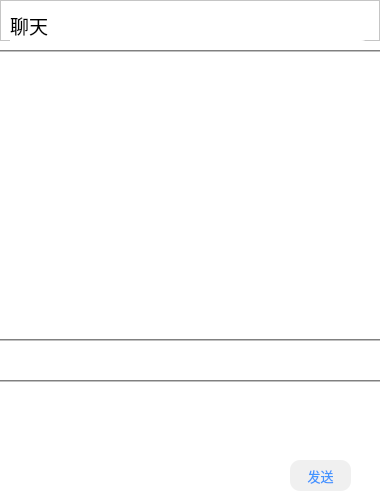
Before: the Qt Designer form client/litechat_dialog.ui in joshmiao/LiteChat, drawn with Qt 5.
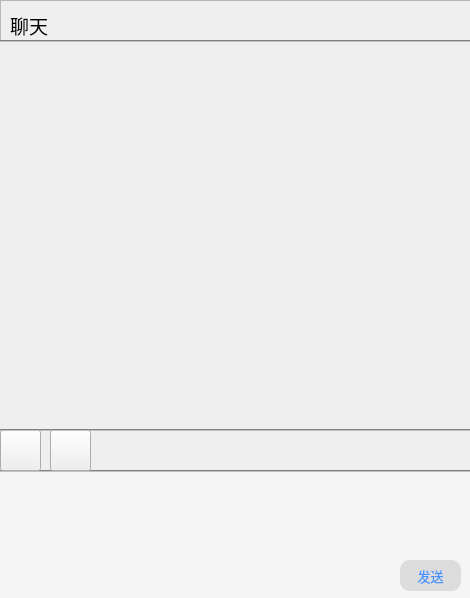
After: the same form once the commit is applied. Icons and pictures are not drawn.

```diff
--- a/client/litechat_dialog.ui
+++ b/client/litechat_dialog.ui
@@ -6,8 +6,8 @@
    <rect>
     <x>0</x>
     <y>0</y>
-    <width>380</width>
-    <height>500</height>
+    <width>470</width>
+    <height>598</height>
    </rect>
   </property>
   <property name="sizePolicy">
@@ -26,15 +26,17 @@
    <string>Dialog</string>
   </property>
   <property name="styleSheet">
-   <string notr="true">background-color: rgb(255, 255, 255);</string>
+   <string notr="true">QWidget#LiteChat_Dialog{
+	border-image: url(:/img/dialogbg.jpeg);
+}</string>
   </property>
   <widget class="QListWidget" name="listWidget">
    <property name="geometry">
     <rect>
      <x>0</x>
-     <y>50</y>
-     <width>380</width>
-     <height>291</height>
+     <y>40</y>
+     <width>471</width>
+     <height>391</height>
     </rect>
    </property>
    <property name="minimumSize">
@@ -44,7 +46,8 @@
     </size>
    </property>
    <property name="styleSheet">
-    <string notr="true">border-radius:0;
+    <string notr="true">boder-radius:0px;
+background-color: rgba(255, 255, 255, 0);
 border-bottom:2px groove gray;
 border-top:2px groove gray;</string>
    </property>
@@ -56,9 +59,9 @@
    <property name="geometry">
     <rect>
      <x>0</x>
-     <y>380</y>
-     <width>380</width>
-     <height>111</height>
+     <y>470</y>
+     <width>471</width>
+     <height>131</height>
     </rect>
    </property>
    <property name="sizePolicy">
@@ -75,14 +78,15 @@
    </property>
    <property name="styleSheet">
     <string notr="true">border-radius:0;
+background-color: rgba(255, 255, 255, 100);
 border-top:2px groove gray;</string>
    </property>
   </widget>
   <widget class="QPushButton" name="pushButton">
    <property name="geometry">
     <rect>
-     <x>290</x>
-     <y>460</y>
+     <x>400</x>
+     <y>560</y>
      <width>61</width>
      <height>31</height>
     </rect>
@@ -93,7 +97,7 @@
     </font>
    </property>
    <property name="styleSheet">
-    <string notr="true">background-color: rgb(240, 240, 240);
+    <string notr="true">background-color: rgb(220, 220, 220);
 color: rgb(67, 148, 255);
 border-radius:10px;</string>
    </property>
@@ -106,7 +110,7 @@
     <rect>
      <x>0</x>
      <y>0</y>
-     <width>380</width>
+     <width>471</width>
      <height>41</height>
     </rect>
    </property>
@@ -118,7 +122,7 @@
    </property>
    <property name="styleSheet">
     <string notr="true">color: rgb(255, 255, 255);
-background-color: rgb(255, 255, 255);</string>
+</string>
    </property>
    <property name="frameShape">
     <enum>QFrame::StyledPanel</enum>
@@ -143,7 +147,7 @@
      </font>
     </property>
     <property name="styleSheet">
-     <string notr="true">background-color: rgb(255, 255, 255);
+     <string notr="true">
 color: rgb(0, 0, 0);</string>
     </property>
     <property name="text">
@@ -153,7 +157,7 @@
    <widget class="QPushButton" name="pushButton_4">
     <property name="geometry">
      <rect>
-      <x>300</x>
+      <x>390</x>
       <y>10</y>
       <width>31</width>
       <height>31</height>
@@ -166,7 +170,6 @@
     </property>
     <property name="styleSheet">
      <string notr="true">QPushButton#pushButton_4{
-background-color: rgb(255, 255, 255);
 border-image: url(:/img/plus.png);
 color: rgb(0, 0, 0);
 border-radius:10px;};
@@ -183,7 +186,7 @@
    <widget class="QPushButton" name="pushButton_5">
     <property name="geometry">
      <rect>
-      <x>340</x>
+      <x>430</x>
       <y>10</y>
       <width>31</width>
       <height>31</height>
@@ -196,7 +199,6 @@
     </property>
     <property name="styleSheet">
      <string notr="true">QPushButton#pushButton_5{
-background-color: rgb(255, 255, 255);
 border-image: url(:/img/minus.png);
 color: rgb(0, 0, 0);
 border-radius:10px;};
@@ -215,22 +217,17 @@
    <property name="geometry">
     <rect>
      <x>0</x>
-     <y>340</y>
+     <y>430</y>
      <width>41</width>
      <height>41</height>
     </rect>
    </property>
    <property name="styleSheet">
     <string notr="true">QPushButton#pushButton_2{
-background-color: rgb(255, 255, 255);
 border-image: url(:/img/file.png);
 color: rgb(0, 0, 0);
 border-radius:10px;};
-QPushButton#pushButton_2:hover{
-	background-color: rgb(240, 240, 240);
-	border-image: url(:/img/file.png);
-	color: rgb(0, 0, 0);
-	border-radius:10px;}</string>
+</string>
    </property>
    <property name="text">
     <string/>
@@ -240,32 +237,27 @@
    <property name="geometry">
     <rect>
      <x>50</x>
-     <y>340</y>
+     <y>430</y>
      <width>41</width>
      <height>41</height>
     </rect>
    </property>
    <property name="styleSheet">
     <string notr="true">QPushButton#pushButton_3{
-background-color: rgb(255, 255, 255);
 border-image: url(:/img/picture.png);
 color: rgb(0, 0, 0);
 border-radius:10px;};
-QPushButton#pushButton_3:hover{
-	background-color: rgb(240, 240, 240);
-	border-image: url(:/img/picture.png);
-	color: rgb(0, 0, 0);
-	border-radius:10px;}</string>
+</string>
    </property>
    <property name="text">
     <string/>
    </property>
   </widget>
+  <zorder>textEdit</zorder>
   <zorder>pushButton_3</zorder>
   <zorder>frame</zorder>
   <zorder>pushButton_2</zorder>
   <zorder>listWidget</zorder>
-  <zorder>textEdit</zorder>
   <zorder>pushButton</zorder>
  </widget>
  <resources/>
```
